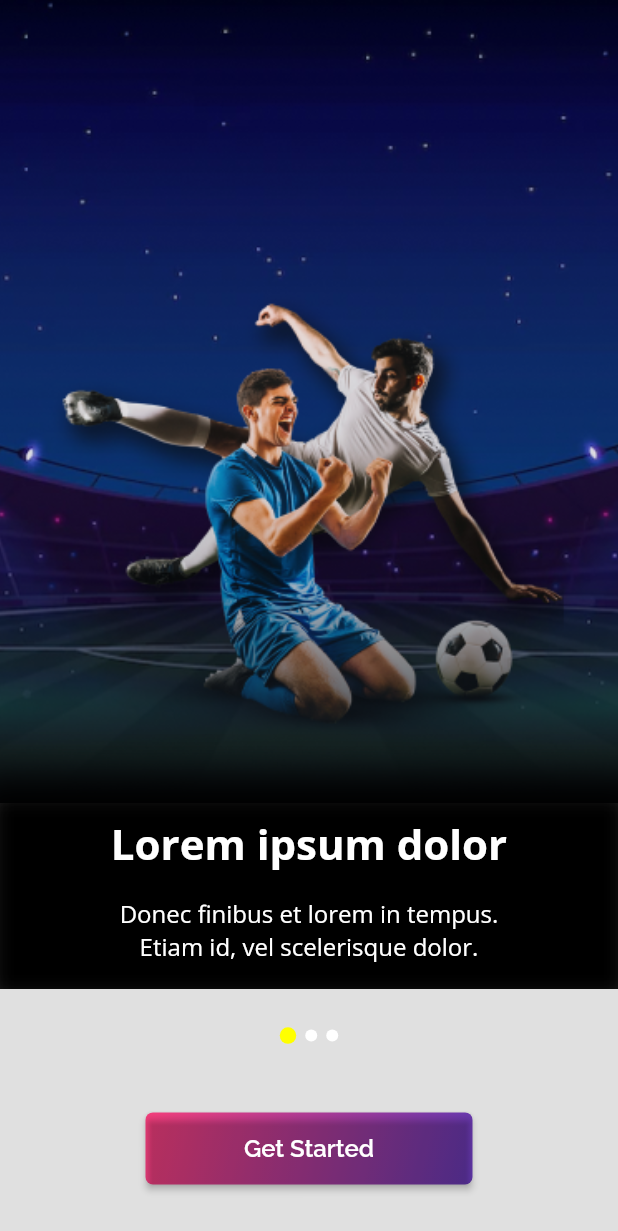
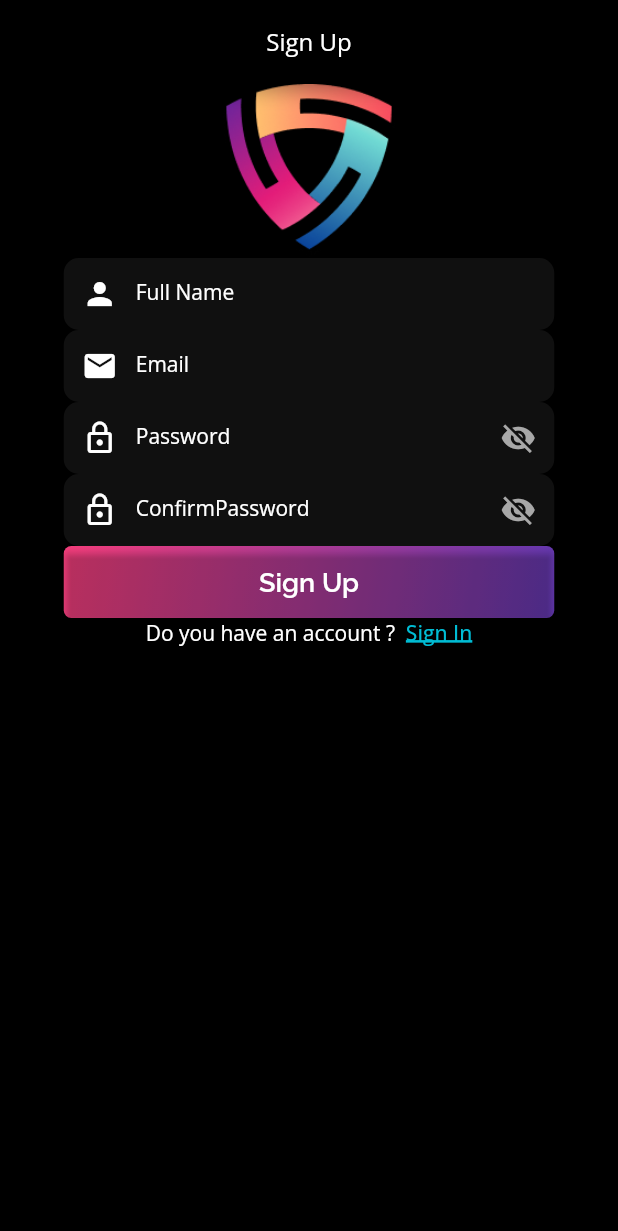
Before and after one commit to 1-MuhammadAli/Assignment-02, a Flutter app: the screen it shows after launch, on a phone screen of 412 x 824 dp. Shown: the top 1231 px of the screen. Run offline on Flutter 3.47's test engine with Material 2 defaults, Android fonts, the phone set to English and light mode, and no system bars; our stand-ins replace form_validator, google_fonts.

Commit message:
add signin and signup screens

```diff
--- a/lib/main.dart
+++ b/lib/main.dart
@@ -1,3 +1,5 @@
+import 'package:assignment_no_2/login_screen.dart';
+import 'package:assignment_no_2/signup_screen.dart';
 import 'package:flutter/material.dart';
 
 import 'walkthroughs_screen.dart';
@@ -26,7 +28,7 @@ class MyApp extends StatelessWidget {
         // is not restarted.
         primarySwatch: Colors.blue,
       ),
-      home: const WalkthroughScreen(),
+      home:  SignUpScreen(),
     );
   }
 }
--- /dev/null
+++ b/lib/passwordtextfield_widget.dart
@@ -0,0 +1,60 @@
+import 'package:flutter/material.dart';
+import 'package:google_fonts/google_fonts.dart';
+
+class PasswordTextFieldWidget extends StatefulWidget {
+  final TextEditingController controller;
+  final String text;
+  final Function validator;
+  PasswordTextFieldWidget({required this.controller,required this.text,required this.validator});
+
+  @override
+  State<PasswordTextFieldWidget> createState() => _PasswordTextFieldWidgetState();
+}
+
+class _PasswordTextFieldWidgetState extends State<PasswordTextFieldWidget> {
+  bool isPasswordVisible=false;
+  @override
+  Widget build(BuildContext context) {
+    return Center(
+      child: Container(
+        width: 327,
+        height: 48.0,
+        decoration: BoxDecoration(
+          borderRadius: BorderRadius.circular(10.0),
+          color: Colors.grey.withOpacity(0.1),
+        ),
+        child: TextFormField(
+          controller: widget.controller,
+          validator: (value) => widget.validator(value),
+          obscureText: isPasswordVisible,
+          textInputAction: TextInputAction.done,
+          decoration: InputDecoration(
+            label: Text(widget.text),
+            labelStyle: GoogleFonts.openSans(
+              textStyle: TextStyle(
+                fontSize: 14,
+                fontWeight: FontWeight.w400,
+                color: Colors.white
+              )
+            ),
+            border: InputBorder.none,
+            focusedBorder: InputBorder.none,
+            enabledBorder: InputBorder.none,
+            errorBorder: InputBorder.none,
+            disabledBorder: InputBorder.none,
+            prefixIcon: const Icon(Icons.lock_outline,color: Colors.white,),
+            suffixIcon: IconButton(onPressed: (){
+              setState(() {
+                isPasswordVisible=!isPasswordVisible;
+              });
+            },
+              icon: isPasswordVisible
+                  ? const Icon(Icons.visibility, color: Color(0xffA8A8A8),)
+                  : const Icon(Icons.visibility_off, color: Color(0xffA8A8A8),),
+            ),
+          ),
+        ),
+      ),
+    );
+  }
+}
--- /dev/null
+++ b/lib/signup_screen.dart
@@ -0,0 +1,164 @@
+import 'package:assignment_no_2/passwordtextfield_widget.dart';
+import 'package:assignment_no_2/textformfield_widget.dart';
+import 'package:flutter/material.dart';
+import 'package:form_validator/form_validator.dart';
+import 'package:google_fonts/google_fonts.dart';
+
+class SignUpScreen extends StatelessWidget {
+  SignUpScreen({Key? key}) : super(key: key);
+  final formkey=GlobalKey<FormState>();
+  final nameController = TextEditingController();
+  final emailController = TextEditingController();
+  final passController = TextEditingController();
+  final confirmPassController = TextEditingController();
+  @override
+  Widget build(BuildContext context) {
+    return Scaffold(
+      backgroundColor: Colors.black,
+      appBar: AppBar(
+        backgroundColor: Colors.black,
+        centerTitle: true,
+        title: Text('Sign Up',
+          style: GoogleFonts.openSans(
+            textStyle: TextStyle(
+                fontSize: 16,
+                fontWeight: FontWeight.w400
+            ),
+          ),
+        ),
+      ),
+      body: Column(
+        children: [
+          Container(
+            height: 116,
+            width: 116,
+            decoration: BoxDecoration(
+                image: DecorationImage(
+                    image: AssetImage('images/Frame.png'),fit: BoxFit.fill
+                )
+            ),
+          ),
+          Form(
+            key: formkey,
+            child: Column(
+              children: [
+                TextFormFieldWidget(
+                  controller: nameController,
+                  validator: (value) {
+                    if(value!.isEmpty || !RegExp(r'^[a-z A-Z]+$').hasMatch(value))
+                    {
+                      return 'Enter correct name';
+                    }
+                    else
+                    {
+                      return null;
+                    }
+                  },
+                  label: 'Full Name', icon: Icons.person,textInputType: TextInputType.name,),
+                TextFormFieldWidget(
+                  controller: emailController,
+                  validator: ValidationBuilder().email().maxLength(50).build(),
+                  label: 'Email', icon: Icons.email,textInputType: TextInputType.emailAddress,),
+                PasswordTextFieldWidget(controller: passController,text: 'Password',
+                validator: (value) {
+                  RegExp regex =
+                  RegExp(r'^(?=.*?[A-Z])(?=.*?[a-z])(?=.*?[0-9])(?=.*?[!@#\$&*~]).{8,}$');
+                  if (value!.isEmpty) {
+                    return 'Please enter password';
+                  } else {
+                    if (!regex.hasMatch(value)) {
+                      return 'Enter valid password';
+                    } else {
+                      return null;
+                    }
+                  }
+                },
+                ),
+                PasswordTextFieldWidget(controller: confirmPassController,text: 'ConfirmPassword',
+                validator: (value) {
+                  // RegExp regex =
+                  // RegExp(r'^(?=.*?[A-Z])(?=.*?[a-z])(?=.*?[0-9])(?=.*?[!@#\$&*~]).{8,}$');
+                  if (passController.text==confirmPassController.text) {
+                    return null;
+                  } else {
+                      return 'Please enter same password';
+
+                  }
+                },
+                ),
+
+                Container(
+                  width: 327,
+                  height: 48,
+                  decoration: BoxDecoration(
+                    borderRadius: BorderRadius.circular(5.0),
+                    gradient: LinearGradient(
+                      begin: Alignment.topLeft,
+                      end: Alignment.bottomRight,
+                      stops: [0.0, 2.0],
+                      colors: [
+                        Colors.pinkAccent,
+                        Colors.deepPurple,
+                      ],
+                    ),
+                  ),
+                  child: ElevatedButton(onPressed:  () {
+                    if(formkey.currentState!.validate()){
+                      print(nameController.text);
+                      print(emailController.text);
+                      print(confirmPassController.text);
+                      print(passController.text);
+                    }
+                  }, child:  Text('Sign Up',
+                    style: GoogleFonts.raleway(
+                      textStyle: TextStyle(
+                        color: Colors.white,
+                        fontSize: 18,
+                        fontWeight: FontWeight.w600,
+                      ),
+                    ),
+                  ),
+                    style: ElevatedButton.styleFrom(
+                      primary: Colors.transparent,
+                      // elevation: MaterialStateProperty.all(3),
+                      //shadowColor: Colors.transparent,
+                    ),
+                  ),
+                ),
+
+
+
+                Row(
+                  mainAxisAlignment: MainAxisAlignment.center,
+                  children: [
+                    Text('Do you have an account ?  ',
+                      style: GoogleFonts.openSans(
+                        textStyle: TextStyle(
+                            color: Colors.white,
+                            fontWeight: FontWeight.w400,
+                            fontSize: 14
+                        ),
+                      ),
+                    ),
+                    Text(
+                        'Sign In',
+                        style: GoogleFonts.openSans(
+                          textStyle: TextStyle(
+                              decoration: TextDecoration.underline,
+                              decorationThickness: 5,
+                              color: Colors.cyan,
+                              fontSize: 14,
+                              fontWeight: FontWeight.w500
+                          ),
+                        )
+                    )
+                  ],
+                )
+              ],
+            ),
+          ),
+        ],
+      ),
+    );
+  }
+}
--- /dev/null
+++ b/lib/textformfield_widget.dart
@@ -0,0 +1,54 @@
+import 'package:flutter/material.dart';
+import 'package:google_fonts/google_fonts.dart';
+class TextFormFieldWidget extends StatelessWidget {
+  final String label;
+  final IconData icon;
+  final TextInputType textInputType;
+  final Function validator;
+  final TextEditingController controller;
+   TextFormFieldWidget({
+    required this.label,
+    required this.icon,
+    required this.textInputType,
+    required this.validator,
+    required this.controller,
+  });
+
+  @override
+  Widget build(BuildContext context) {
+    return Center(
+      child: Container(
+        //padding: const EdgeInsets.only(left: 51.0, right: 51.0),
+        width: 327,
+        height: 48.0,
+
+        decoration: BoxDecoration(
+          borderRadius: BorderRadius.circular(10.0),
+          color: Colors.grey.withOpacity(0.1)
+        ),
+        child: TextFormField(
+
+          controller: controller,
+          validator: (value) => validator(value),
+          decoration: InputDecoration(
+            label: Text(label,style: GoogleFonts.openSans(
+              textStyle: TextStyle(
+                color: Colors.white,
+                fontWeight: FontWeight.w400,
+                fontSize: 14,
+              )
+            ),),
+            prefixIcon: Icon(icon,color:Colors.white,),
+            border: InputBorder.none,
+            focusedBorder: InputBorder.none,
+            enabledBorder: InputBorder.none,
+            errorBorder: InputBorder.none,
+            disabledBorder: InputBorder.none,
+          ),
+          textInputAction: TextInputAction.next,
+          keyboardType: textInputType,
+        ),
+      ),
+    );
+  }
+}
--- a/pubspec.yaml
+++ b/pubspec.yaml
@@ -35,6 +35,7 @@ dependencies:
   # Use with the CupertinoIcons class for iOS style icons.
   cupertino_icons: ^1.0.2
   google_fonts: ^3.0.1
+  form_validator: ^1.0.2
 
 dev_dependencies:
   flutter_test:
```
Also changed, not shown: lib/login_screen.dart (added, +163 -0 lines), images/Frame.png (added), images/facebook.png (added), images/ios.png (added), images/twitter.png (added), pubspec.lock.
